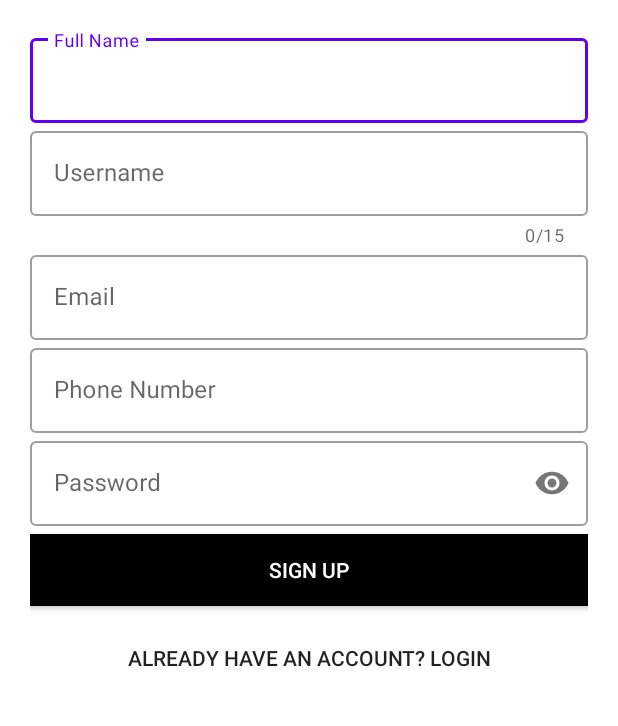
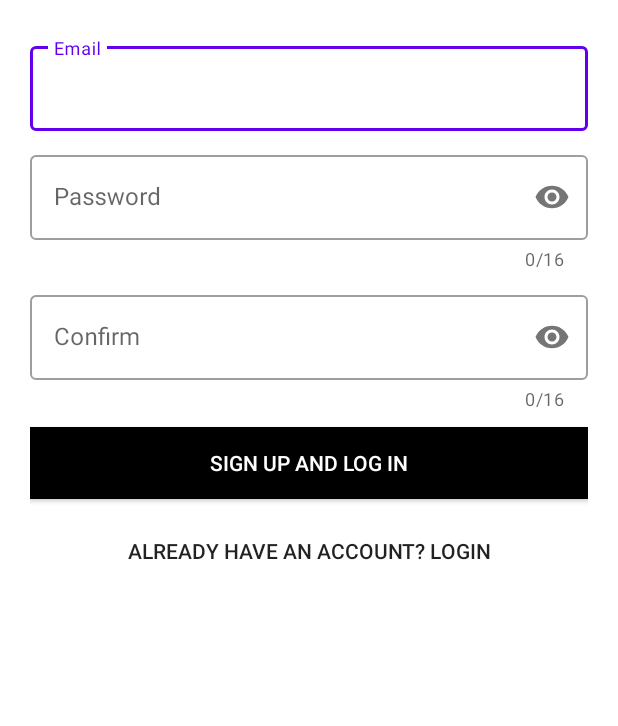
Before and after one commit to Tec9-RushB-Group/OurSpace, an Android app: the screen it shows after launch (SignUp), after a tap on "NEW USER?", on a phone screen of 412 x 824 dp, the part 280-1006 px from its top. Run offline under Robolectric (Android 15) with nearby library versions, the phone set to English and light mode, and no system bars; our stand-ins replace Firebase (no records; nobody signed in at launch, a user with empty details on screens opened directly); libraries missing offline, so code that uses them is left out: com.firebase.ui; Roboto replaces fonts that are not available here.

Commit message:
implement Sign Up function

```diff
--- a/app/build.gradle
+++ b/app/build.gradle
@@ -37,6 +37,7 @@ dependencies {
     //firebase UI
     implementation 'com.firebaseui:firebase-ui-auth:6.2.0'
     implementation 'com.google.android.material:material:1.0.0'
+    implementation 'com.google.firebase:firebase-database:16.0.4'
     testImplementation 'junit:junit:4.12'
     androidTestImplementation 'androidx.test.ext:junit:1.1.1'
     androidTestImplementation 'androidx.test.espresso:espresso-core:3.2.0'
--- a/app/src/main/java/com/tec9rushbgroup/ourspace/Login.java
+++ b/app/src/main/java/com/tec9rushbgroup/ourspace/Login.java
@@ -36,9 +36,9 @@ public class Login extends AppCompatActivity {
     private static final int RC_SIGN_IN = 123;
     String TAG = "onActivityResult";
     private FirebaseUser user;
-    private Button googleSignButton,singInButton,signOutButton,newUserButton;
+    private Button googleSignButton,signInButton,signOutButton,newUserButton;
     private TextView welcomeTV,continueTV;
-    private TextInputLayout username,password;
+    private TextInputLayout email,password;
     @Override
     protected void onCreate(Bundle savedInstanceState) {
         super.onCreate(savedInstanceState);
@@ -75,9 +75,9 @@ public class Login extends AppCompatActivity {
             continueTV.setTypeface(Typeface.createFromAsset(getAssets(),"slogan.ttf"));
             googleSignButton = findViewById(R.id.google_sign_button);
             newUserButton = findViewById(R.id.new_user_button);
-            username = findViewById(R.id.username);
+            email = findViewById(R.id.email);
             password = findViewById(R.id.password);
-            singInButton = findViewById(R.id.sign_in_button);
+            signInButton = findViewById(R.id.sign_in_button);
 
             newUserButton.setOnClickListener(new View.OnClickListener() {
                 @Override
@@ -86,9 +86,9 @@ public class Login extends AppCompatActivity {
                     Pair[] pairs = new Pair[6];
                     pairs[0] = new Pair<View,String>(welcomeTV,"logo_text");
                     pairs[1] = new Pair<View,String>(continueTV,"slogan_text");
-                    pairs[2] = new Pair<View,String>(username,"username_tran");
+                    pairs[2] = new Pair<View,String>(email,"email_tran");
                     pairs[3] = new Pair<View,String>(password,"password_tran");
-                    pairs[4] = new Pair<View,String>(singInButton,"sign_in_tran");
+                    pairs[4] = new Pair<View,String>(signInButton,"sign_in_tran");
                     pairs[5] = new Pair<View,String>(newUserButton,"sign_up_tran");
 
                     ActivityOptions options = ActivityOptions.makeSceneTransitionAnimation(Login.this,pairs);
--- a/app/src/main/res/layout/activity_login.xml
+++ b/app/src/main/res/layout/activity_login.xml
@@ -35,9 +35,9 @@
         <com.google.android.material.textfield.TextInputLayout
             android:layout_width="match_parent"
             android:layout_height="wrap_content"
-            android:id="@+id/username"
-            android:hint="Username"
-            android:transitionName="username_tran"
+            android:id="@+id/email"
+            android:hint="Email"
+            android:transitionName="email_tran"
             style="@style/Widget.MaterialComponents.TextInputLayout.OutlinedBox">
             <com.google.android.material.textfield.TextInputEditText
                 android:layout_width="match_parent"
--- a/app/src/main/res/layout/activity_sign_up.xml
+++ b/app/src/main/res/layout/activity_sign_up.xml
@@ -32,6 +32,7 @@
         android:layout_marginTop="20dp"
         android:layout_marginBottom="20dp"
         android:orientation="vertical">
+        <!--
         <com.google.android.material.textfield.TextInputLayout
             android:layout_width="match_parent"
             android:layout_height="wrap_content"
@@ -63,11 +64,14 @@
         </com.google.android.material.textfield.TextInputLayout>
 
 
+-->
         <com.google.android.material.textfield.TextInputLayout
             android:layout_width="match_parent"
             android:layout_height="wrap_content"
             android:id="@+id/email"
             android:hint="Email"
+            android:layout_marginTop="5dp"
+            android:layout_marginBottom="5dp"
             style="@style/Widget.MaterialComponents.TextInputLayout.OutlinedBox">
             <com.google.android.material.textfield.TextInputEditText
                 android:layout_width="match_parent"
@@ -75,6 +79,8 @@
                 android:inputType="textEmailAddress">
             </com.google.android.material.textfield.TextInputEditText>
         </com.google.android.material.textfield.TextInputLayout>
+
+<!--
         <com.google.android.material.textfield.TextInputLayout
             android:layout_width="match_parent"
             android:layout_height="wrap_content"
@@ -87,13 +93,36 @@
                 android:inputType="number">
             </com.google.android.material.textfield.TextInputEditText>
         </com.google.android.material.textfield.TextInputLayout>
+-->
         <com.google.android.material.textfield.TextInputLayout
             android:layout_width="match_parent"
             android:layout_height="wrap_content"
             android:id="@+id/password"
             android:hint="Password"
             app:passwordToggleEnabled="true"
+            app:counterEnabled="true"
+            app:counterMaxLength="16"
             android:transitionName="password_tran"
+            android:layout_marginTop="5dp"
+            android:layout_marginBottom="5dp"
+            style="@style/Widget.MaterialComponents.TextInputLayout.OutlinedBox">
+            <com.google.android.material.textfield.TextInputEditText
+                android:layout_width="match_parent"
+                android:layout_height="wrap_content"
+                android:inputType="textPassword">
+            </com.google.android.material.textfield.TextInputEditText>
+        </com.google.android.material.textfield.TextInputLayout>
+
+        <com.google.android.material.textfield.TextInputLayout
+            android:layout_width="match_parent"
+            android:layout_height="wrap_content"
+            android:id="@+id/confirm"
+            android:hint="Confirm"
+            app:passwordToggleEnabled="true"
+            app:counterEnabled="true"
+            app:counterMaxLength="16"
+            android:layout_marginTop="5dp"
+            android:layout_marginBottom="5dp"
             style="@style/Widget.MaterialComponents.TextInputLayout.OutlinedBox">
             <com.google.android.material.textfield.TextInputEditText
                 android:layout_width="match_parent"
@@ -106,7 +135,7 @@
 
 
         <Button
-            android:id="@+id/sign_in_button"
+            android:id="@+id/sign_up_button"
             android:layout_width="match_parent"
             android:layout_height="wrap_content"
             android:background="#000"
@@ -117,7 +146,7 @@
             android:transitionName="sign_in_tran"/>
 
         <Button
-            android:id="@+id/google_sign_button"
+            android:id="@+id/have_an_acc_button"
             android:layout_width="match_parent"
             android:layout_height="wrap_content"
             android:background="#00000000"
--- a/app/src/main/res/values/strings.xml
+++ b/app/src/main/res/values/strings.xml
@@ -2,7 +2,7 @@
     <string name="app_name">OurSpace</string>
 
     <string name="sign_in">Sign In</string>
-    <string name="sign_up_button">Sign Up</string>
+    <string name="sign_up_button">Sign Up and Log In</string>
     <string name="sign_out">Sign Out</string>
     <string name="signed_in">Signed in</string>
     <string name="slogan">Just You and Me</string>
```
Also changed, not shown: app/src/main/java/com/tec9rushbgroup/ourspace/SignUp.java (+169 -0 lines).
